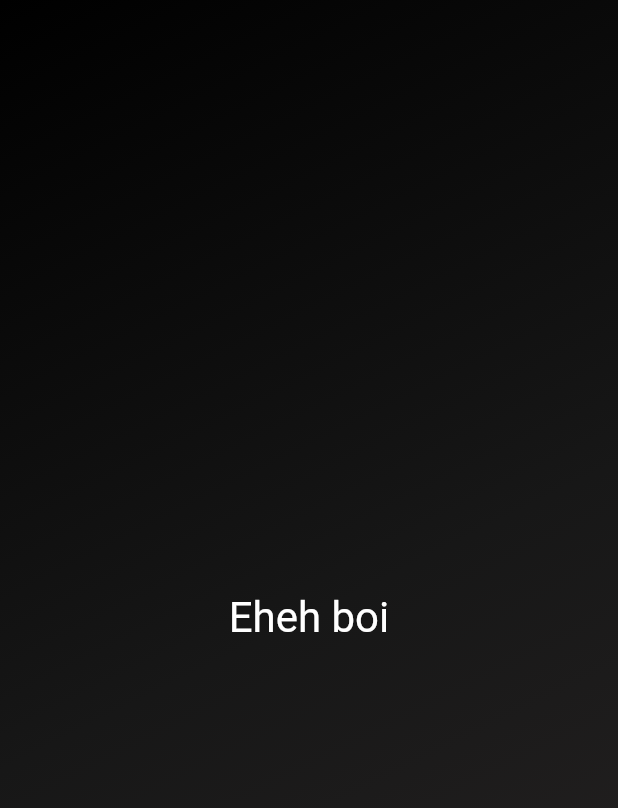
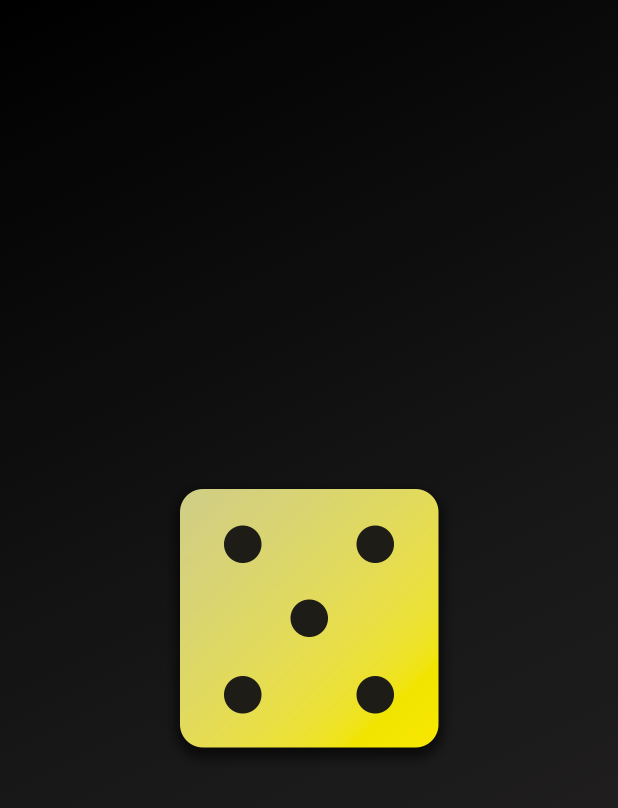
Before and after one commit to satyajeetmanu/dice_roller_flutter, a Flutter app: the screen it shows after launch, on a phone screen of 412 x 824 dp. Shown: the top 808 px of the screen. Run offline on Flutter 3.47's test engine with Material 2 defaults, Android fonts, the phone set to English and light mode, and no system bars.

Commit message:
added images to project as assets and displayed one of them in place of text

```diff
--- a/lib/gradient_container.dart
+++ b/lib/gradient_container.dart
@@ -15,8 +15,11 @@ class GradientContainer extends StatelessWidget {
           end: Alignment.bottomRight,
         ),
       ),
-      child: const Center(
-        child: StyledText('Eheh boi'),
+      child: Center(
+        child: Image.asset(
+          'assets/images/dice-5.png',
+          width: 200,
+        ),
       ),
     );
   }
```
Also changed, not shown: pubspec.yaml (+7 -3 lines), assets/images/dice-1.png (added), assets/images/dice-2.png (added), assets/images/dice-3.png (added), assets/images/dice-4.png (added), assets/images/dice-5.png (added), assets/images/dice-6.png (added).
